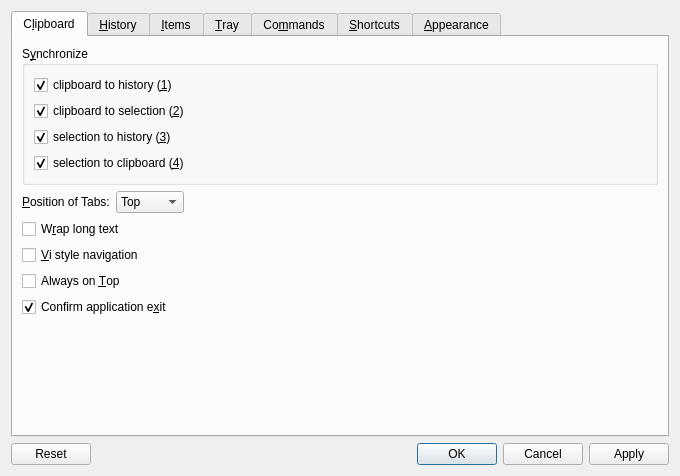
Qt form src/ui/configurationmanager.ui (hluk/CopyQ) before a commit.
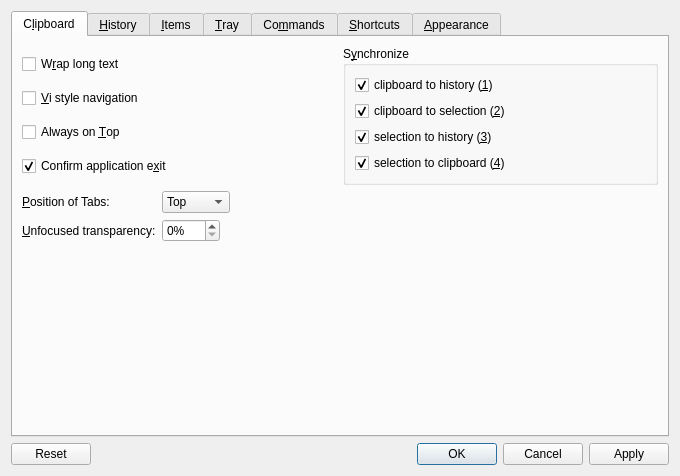
The same form after that commit. Icons and pictures are not drawn. Custom widgets are drawn as their Qt base class.

Commit message: Added option for unfocused window transparency

The edit to the form file:
```diff
--- a/src/ui/configurationmanager.ui
+++ b/src/ui/configurationmanager.ui
@@ -39,7 +39,144 @@
          <string>C&amp;lipboard</string>
         </attribute>
         <layout class="QGridLayout" name="gridLayout_2">
-         <item row="5" column="0">
+         <item row="8" column="0">
+          <spacer name="verticalSpacer">
+           <property name="orientation">
+            <enum>Qt::Vertical</enum>
+           </property>
+           <property name="sizeHint" stdset="0">
+            <size>
+             <width>20</width>
+             <height>40</height>
+            </size>
+           </property>
+          </spacer>
+         </item>
+         <item row="2" column="0">
+          <layout class="QFormLayout" name="formLayout">
+           <property name="fieldGrowthPolicy">
+            <enum>QFormLayout::AllNonFixedFieldsGrow</enum>
+           </property>
+           <item row="0" column="0">
+            <widget class="QLabel" name="label_19">
+             <property name="text">
+              <string>&amp;Position of Tabs:</string>
+             </property>
+             <property name="buddy">
+              <cstring>comboBoxTabPosition</cstring>
+             </property>
+            </widget>
+           </item>
+           <item row="0" column="1">
+            <layout class="QHBoxLayout" name="horizontalLayout_6">
+             <item>
+              <widget class="QComboBox" name="comboBoxTabPosition">
+               <item>
+                <property name="text">
+                 <string>Top</string>
+                </property>
+               </item>
+               <item>
+                <property name="text">
+                 <string>Bottom</string>
+                </property>
+               </item>
+               <item>
+                <property name="text">
+                 <string>Left</string>
+                </property>
+               </item>
+               <item>
+                <property name="text">
+                 <string>Right</string>
+                </property>
+               </item>
+              </widget>
+             </item>
+             <item>
+              <spacer name="horizontalSpacer_5">
+               <property name="orientation">
+                <enum>Qt::Horizontal</enum>
+               </property>
+               <property name="sizeHint" stdset="0">
+                <size>
+                 <width>40</width>
+                 <height>20</height>
+                </size>
+               </property>
+              </spacer>
+             </item>
+            </layout>
+           </item>
+           <item row="1" column="0">
+            <widget class="QLabel" name="label_29">
+             <property name="text">
+              <string>&amp;Unfocused transparency:</string>
+             </property>
+             <property name="buddy">
+              <cstring>spinBoxTransparency</cstring>
+             </property>
+            </widget>
+           </item>
+           <item row="1" column="1">
+            <layout class="QHBoxLayout" name="horizontalLayout">
+             <item>
+              <widget class="QSpinBox" name="spinBoxTransparency">
+               <property name="toolTip">
+                <string>Transparency of main window if unfocused.
+
+Note: This is not be supported on all systems.</string>
+               </property>
+               <property name="suffix">
+                <string>%</string>
+               </property>
+               <property name="maximum">
+                <number>100</number>
+               </property>
+              </widget>
+             </item>
+             <item>
+              <spacer name="horizontalSpacer_8">
+               <property name="orientation">
+                <enum>Qt::Horizontal</enum>
+               </property>
+               <property name="sizeHint" stdset="0">
+                <size>
+                 <width>40</width>
+                 <height>20</height>
+                </size>
+               </property>
+              </spacer>
+             </item>
+            </layout>
+           </item>
+          </layout>
+         </item>
+         <item row="0" column="0">
+          <layout class="QHBoxLayout" name="horizontalLayout_14">
+           <item>
+            <layout class="QVBoxLayout" name="verticalLayout_11">
+             <item>
+              <widget class="QCheckBox" name="checkBoxTextWrap">
+               <property name="toolTip">
+                <string>Break text if it's too long to fit on line.</string>
+               </property>
+               <property name="text">
+                <string>W&amp;rap long text</string>
+               </property>
+              </widget>
+             </item>
+             <item>
+              <widget class="QCheckBox" name="checkBoxViMode">
+               <property name="toolTip">
+                <string>Support for Vi navigation keys (H, J, K, L and more), slash (/) key to search</string>
+               </property>
+               <property name="text">
+                <string>&amp;Vi style navigation</string>
+               </property>
+              </widget>
+             </item>
+             <item>
           <widget class="QCheckBox" name="checkBoxAlwaysOnTop">
            <property name="toolTip">
             <string>Keep main window above other windows</string>
@@ -49,7 +186,22 @@
            </property>
           </widget>
          </item>
-         <item row="0" column="0">
+             <item>
+              <widget class="QCheckBox" name="checkBoxConfirmExit">
+               <property name="toolTip">
+                <string>Confirm application exit</string>
+               </property>
+               <property name="text">
+                <string>Confirm application e&amp;xit</string>
+               </property>
+               <property name="checked">
+                <bool>true</bool>
+               </property>
+              </widget>
+             </item>
+            </layout>
+           </item>
+           <item>
           <widget class="QGroupBox" name="groupBox">
            <property name="title">
             <string>S&amp;ynchronize</string>
@@ -116,101 +268,6 @@
            </layout>
           </widget>
          </item>
-         <item row="6" column="0">
-          <widget class="QCheckBox" name="checkBoxConfirmExit">
-           <property name="toolTip">
-            <string>Confirm application exit</string>
-           </property>
-           <property name="text">
-            <string>Confirm application e&amp;xit</string>
-           </property>
-           <property name="checked">
-            <bool>true</bool>
-           </property>
-          </widget>
-         </item>
-         <item row="4" column="0">
-          <widget class="QCheckBox" name="checkBoxViMode">
-           <property name="toolTip">
-            <string>Support for Vi navigation keys (H, J, K, L and more), slash (/) key to search</string>
-           </property>
-           <property name="text">
-            <string>&amp;Vi style navigation</string>
-           </property>
-          </widget>
-         </item>
-         <item row="3" column="0">
-          <widget class="QCheckBox" name="checkBoxTextWrap">
-           <property name="toolTip">
-            <string>Break text if it's too long to fit on line.</string>
-           </property>
-           <property name="text">
-            <string>W&amp;rap long text</string>
-           </property>
-          </widget>
-         </item>
-         <item row="8" column="0">
-          <spacer name="verticalSpacer">
-           <property name="orientation">
-            <enum>Qt::Vertical</enum>
-           </property>
-           <property name="sizeHint" stdset="0">
-            <size>
-             <width>20</width>
-             <height>40</height>
-            </size>
-           </property>
-          </spacer>
-         </item>
-         <item row="1" column="0">
-          <layout class="QHBoxLayout" name="horizontalLayout">
-           <item>
-            <widget class="QLabel" name="label_19">
-             <property name="text">
-              <string>&amp;Position of Tabs:</string>
-             </property>
-             <property name="buddy">
-              <cstring>comboBoxTabPosition</cstring>
-             </property>
-            </widget>
-           </item>
-           <item>
-            <widget class="QComboBox" name="comboBoxTabPosition">
-             <item>
-              <property name="text">
-               <string>Top</string>
-              </property>
-             </item>
-             <item>
-              <property name="text">
-               <string>Bottom</string>
-              </property>
-             </item>
-             <item>
-              <property name="text">
-               <string>Left</string>
-              </property>
-             </item>
-             <item>
-              <property name="text">
-               <string>Right</string>
-              </property>
-             </item>
-            </widget>
-           </item>
-           <item>
-            <spacer name="horizontalSpacer_5">
-             <property name="orientation">
-              <enum>Qt::Horizontal</enum>
-             </property>
-             <property name="sizeHint" stdset="0">
-              <size>
-               <width>40</width>
-               <height>20</height>
-              </size>
-             </property>
-            </spacer>
-           </item>
           </layout>
          </item>
         </layout>
```
Left out of the diff: 19 changed lines with no effect on the pictures. Lines whose indentation alone changed are shown as unchanged. The commit also changes 3 other files.
